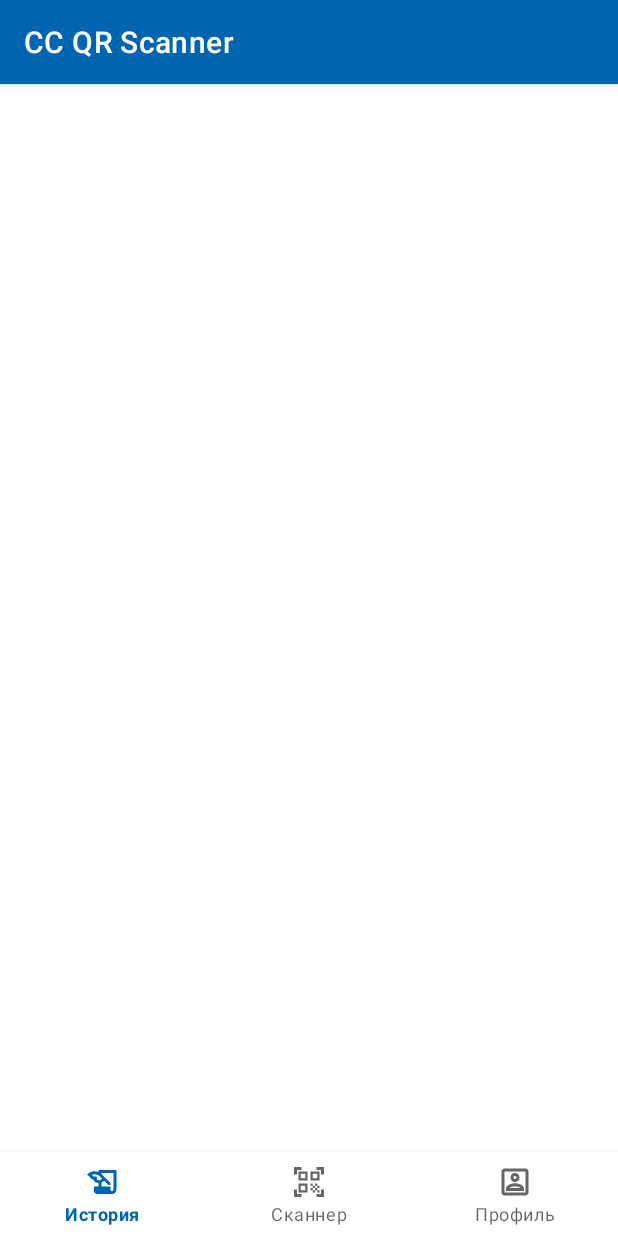
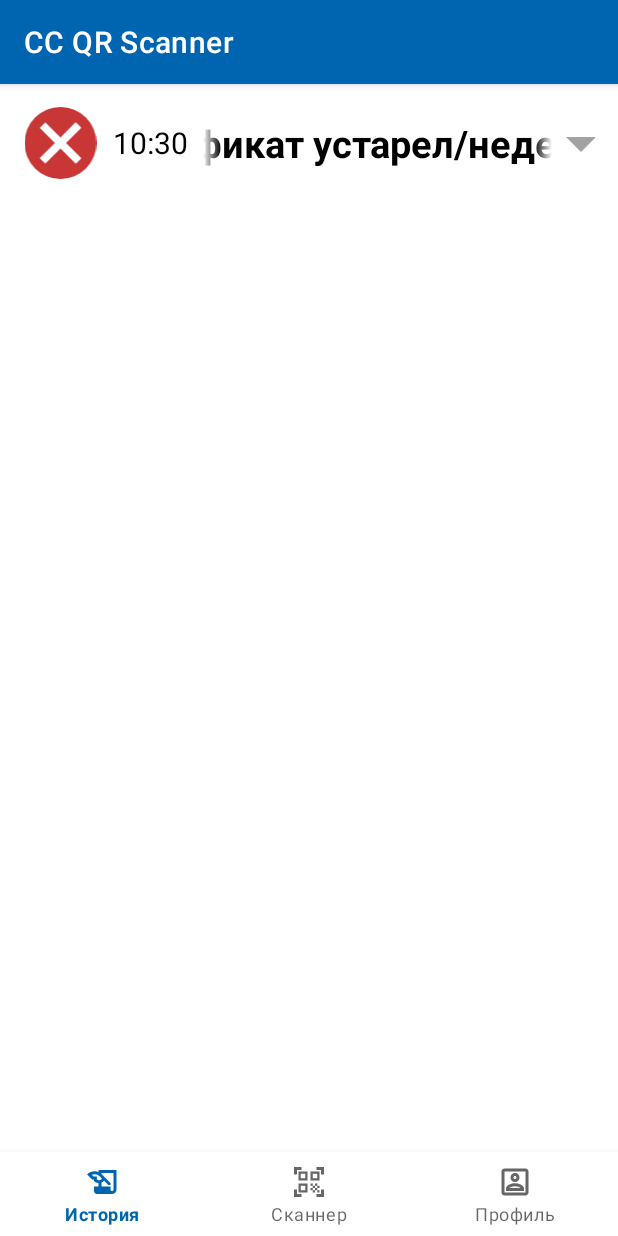
Before and after one commit to Girrafeec/CC-QR-Scanner, an Android app: the QuickResponseCodeHistoryActivity screen opened directly, with no data from a screen before it, on a phone screen of 412 x 824 dp. Run offline under Robolectric (Android 15) with nearby library versions, the phone set to English and light mode, and no system bars.

Commit message:
edited the image of item in history and rec view displaying

```diff
--- a/app/src/main/java/com/girrafeecstud/ccqrscanner/HistoryFileInputOutput.java
+++ b/app/src/main/java/com/girrafeecstud/ccqrscanner/HistoryFileInputOutput.java
@@ -89,7 +89,7 @@ public class HistoryFileInputOutput {
 
     public void writeValidQrToFile(int qrCodeType, boolean certificateReuse,String type, String title, String status,
                                    String certificateId, String expiredAt, String fio, String enFio, String recoveryDate,
-                                   String passport, String enPassport, String birthDate){
+                                   String passport, String enPassport, String birthDate, String currentTime){
 
         final File file = context.getFileStreamPath(fileName);
 
@@ -98,7 +98,7 @@ public class HistoryFileInputOutput {
         String str = "[" + qrCodeType + "]" + "\t" + "[" + certificateReuse + "]" + "\t" + "[" + type + "]" + "\t" + "[" + title + "]" + "\t"
                 + "[" + status + "]" + "\t" + "[" + certificateId + "]" + "\t" + "[" + expiredAt + "]" + "\t" + "[" + fio + "]" + "\t"
                 + "[" + enFio + "]" + "\t" + "[" + recoveryDate + "]" + "\t" + "[" + passport + "]" + "\t" + "[" + enPassport + "]" + "\t"
-                + "[" + birthDate + "]";
+                + "[" + birthDate + "]" + "\t" + "[" + currentTime + "]";
 
         FileOutputStream fileOutputStream = null;
 
--- a/app/src/main/java/com/girrafeecstud/ccqrscanner/HistoryFileParser.java
+++ b/app/src/main/java/com/girrafeecstud/ccqrscanner/HistoryFileParser.java
@@ -82,10 +82,13 @@ public class HistoryFileParser {
 
         ArrayList<String> parsedQrScanResult = new ArrayList<>(Arrays.asList(str.split("\t")));
 
+        DateTimeFormatter dtf = DateTimeFormatter.ofPattern("E\\MMM\\d\\HH:mm:ss\\z\\yyyy", Locale.US);
+        LocalDateTime date = LocalDateTime.parse(parsedQrScanResult.get(13), dtf);
+
         quickResponseCodeHistoryItemArrayList.add(new QuickResponseCodeHistoryItem(Integer.valueOf(parsedQrScanResult.get(0)),
                 Boolean.valueOf(parsedQrScanResult.get(1)), parsedQrScanResult.get(2), parsedQrScanResult.get(3), parsedQrScanResult.get(4),
                 parsedQrScanResult.get(5), parsedQrScanResult.get(6), parsedQrScanResult.get(7), parsedQrScanResult.get(8), parsedQrScanResult.get(9),
-                parsedQrScanResult.get(10), parsedQrScanResult.get(11), parsedQrScanResult.get(12)));
+                parsedQrScanResult.get(10), parsedQrScanResult.get(11), parsedQrScanResult.get(12), date));
 
     }
 
--- a/app/src/main/java/com/girrafeecstud/ccqrscanner/QuickResponseCodeHistoryItem.java
+++ b/app/src/main/java/com/girrafeecstud/ccqrscanner/QuickResponseCodeHistoryItem.java
@@ -22,7 +22,6 @@ public class QuickResponseCodeHistoryItem {
     private String passport = "";
     private String enPassport = "";
     private String birthDate = "";
-
     private LocalDateTime time;
 
     QuickResponseCodeURL quickResponseCodeURL = new QuickResponseCodeURL();
@@ -42,7 +41,7 @@ public class QuickResponseCodeHistoryItem {
     // Constructor for qr code with valid certificate url
     public QuickResponseCodeHistoryItem(int qrCodeType, boolean certificateReuse, String type, String title, String status,
                                         String certificateId, String expiredAt, String fio, String enFio, String recoveryDate,
-                                        String passport, String enPassport, String birthDate) {
+                                        String passport, String enPassport, String birthDate, LocalDateTime time) {
 
         if (certificateReuse)
             imgStatus = "YELLOW";
@@ -62,6 +61,7 @@ public class QuickResponseCodeHistoryItem {
         this.passport = passport;
         this.enPassport = enPassport;
         this.birthDate = birthDate;
+        this.time = time;
     }
 
     public int getQrCodeType() {
--- a/app/src/main/java/com/girrafeecstud/ccqrscanner/QuickResponseCodeHistoryRecViewAdapter.java
+++ b/app/src/main/java/com/girrafeecstud/ccqrscanner/QuickResponseCodeHistoryRecViewAdapter.java
@@ -5,6 +5,7 @@ import android.view.LayoutInflater;
 import android.view.View;
 import android.view.ViewGroup;
 import android.widget.EditText;
+import android.widget.ImageView;
 import android.widget.TextView;
 
 import androidx.annotation.NonNull;
@@ -35,23 +36,38 @@ public class QuickResponseCodeHistoryRecViewAdapter extends RecyclerView.Adapter
 
         int currentPosition = holder.getAdapterPosition();
 
-        if (quickResponseCodeHistoryItemArrayList.get(currentPosition).getQrCodeType() == 1)
+        if (quickResponseCodeHistoryItemArrayList.get(currentPosition).getQrCodeType() == 1) {
             holder.scannedStatus.setText("Некорректный код");
+            holder.statusImg.setImageResource(R.drawable.ic__891023_cancel_cercle_close_delete_dismiss_icon);
+        }
 
-        if (quickResponseCodeHistoryItemArrayList.get(currentPosition).getQrCodeType() == 2)
+        if (quickResponseCodeHistoryItemArrayList.get(currentPosition).getQrCodeType() == 2){
             holder.scannedStatus.setText("Некорректная ссылка");
+            holder.statusImg.setImageResource(R.drawable.ic__891023_cancel_cercle_close_delete_dismiss_icon);
+        }
 
         if (quickResponseCodeHistoryItemArrayList.get(currentPosition).getQrCodeType() == 3) {
-            if (quickResponseCodeHistoryItemArrayList.get(currentPosition).getStatus().equals("Действителен"))
-                holder.scannedStatus.setText("Сертификат действителен");
-            else
-                holder.scannedStatus.setText("Сертификат недействителен");
-            if (quickResponseCodeHistoryItemArrayList.get(currentPosition).getImgStatus().equals("YELLOW"))
-                holder.scannedStatus.setText("Повторное использование");
+            if (quickResponseCodeHistoryItemArrayList.get(currentPosition).getStatus().equals("Действителен")) {
+                holder.scannedStatus.setText("Сертификат подтверждён");
+                holder.statusImg.setImageResource(R.drawable.ic__930264_check_complete_done_green_success_icon);
+            }
+            else {
+                holder.scannedStatus.setText("Сертификат устарел/недействителен");
+                holder.statusImg.setImageResource(R.drawable.ic__891023_cancel_cercle_close_delete_dismiss_icon);
+            }
+            if (quickResponseCodeHistoryItemArrayList.get(currentPosition).isCertificateReuse() == true) {
+                holder.scannedStatus.setText("Повторное использование сертификата");
+                holder.statusImg.setImageResource(R.drawable.ic__26633_error_icon);
+            }
         }
 
-        holder.scannedTime.setText(quickResponseCodeHistoryItemArrayList.get(currentPosition).getTime().getHour()
-                + ":" + quickResponseCodeHistoryItemArrayList.get(currentPosition).getTime().getMinute());
+        // set time
+        if (String.valueOf(quickResponseCodeHistoryItemArrayList.get(currentPosition).getTime().getMinute()).length() == 1)
+            holder.scannedTime.setText(quickResponseCodeHistoryItemArrayList.get(currentPosition).getTime().getHour()
+                    + ":" + "0" + quickResponseCodeHistoryItemArrayList.get(currentPosition).getTime().getMinute());
+        else
+            holder.scannedTime.setText(quickResponseCodeHistoryItemArrayList.get(currentPosition).getTime().getHour()
+                    + ":" + quickResponseCodeHistoryItemArrayList.get(currentPosition).getTime().getMinute());
 
 
     }
@@ -63,12 +79,14 @@ public class QuickResponseCodeHistoryRecViewAdapter extends RecyclerView.Adapter
 
     public class ViewHolder extends RecyclerView.ViewHolder{
 
+        private ImageView statusImg;
         private TextView scannedStatus, scannedTime;
 
         public ViewHolder(@NonNull View itemView){
             super(itemView);
             scannedStatus = itemView.findViewById(R.id.scannedStatusTxt);
             scannedTime = itemView.findViewById(R.id.scannedTimeTxt);
+            statusImg = itemView.findViewById(R.id.scannedStatusImg);
 
             scannedStatus.setSelected(true); // auto-scroll of scanned status message
         }
--- /dev/null
+++ b/app/src/main/res/drawable/ic__26633_error_icon.xml
@@ -0,0 +1,12 @@
+<vector xmlns:android="http://schemas.android.com/apk/res/android"
+    android:width="50dp"
+    android:height="50dp"
+    android:viewportWidth="20"
+    android:viewportHeight="20">
+  <path
+      android:pathData="M10,0C4.5,0 0,4.5 0,10C0,15.5 4.5,20 10,20C15.5,20 20,15.5 20,10C20,4.5 15.5,0 10,0L10,0ZM11,15L9,15L9,13L11,13L11,15L11,15ZM11,11L9,11L9,5L11,5L11,11L11,11Z"
+      android:strokeWidth="1"
+      android:fillColor="#f1ab26"
+      android:fillType="evenOdd"
+      android:strokeColor="#00000000"/>
+</vector>
--- a/app/src/main/res/layout/activity_quick_responce_code_history.xml
+++ b/app/src/main/res/layout/activity_quick_responce_code_history.xml
@@ -7,12 +7,18 @@
     tools:context=".QuickResponseCodeHistoryActivity">
 
     <androidx.recyclerview.widget.RecyclerView
+        android:id="@+id/qrHistoryRecView"
         android:layout_width="match_parent"
         android:layout_height="wrap_content"
-        android:id="@+id/qrHistoryRecView"
+        android:foregroundGravity=""
+        app:layout_constraintBottom_toTopOf="@+id/mainNavigationMenu"
         app:layout_constraintEnd_toEndOf="parent"
+        app:layout_constraintHorizontal_bias="0.0"
         app:layout_constraintStart_toStartOf="parent"
-        app:layout_constraintTop_toTopOf="parent" />
+        app:layout_constraintTop_toTopOf="parent"
+        app:layout_constraintVertical_bias="0.0"
+        android:paddingBottom="?attr/actionBarSize"
+        app:layout_behavior="@string/appbar_scrolling_view_behavior"/>
 
     <com.google.android.material.bottomnavigation.BottomNavigationView
         android:layout_width="match_parent"
--- a/app/src/main/res/layout/quick_response_code_history_item.xml
+++ b/app/src/main/res/layout/quick_response_code_history_item.xml
@@ -61,4 +61,12 @@
 
     </LinearLayout>
 
+    <androidx.constraintlayout.widget.ConstraintLayout
+        android:layout_width="match_parent"
+        android:layout_height="wrap_content">
+
+
+
+    </androidx.constraintlayout.widget.ConstraintLayout>
+
 </LinearLayout>
```
Also changed, not shown: app/src/main/java/com/girrafeecstud/ccqrscanner/CertificateActivity.java (+7 -2 lines).
